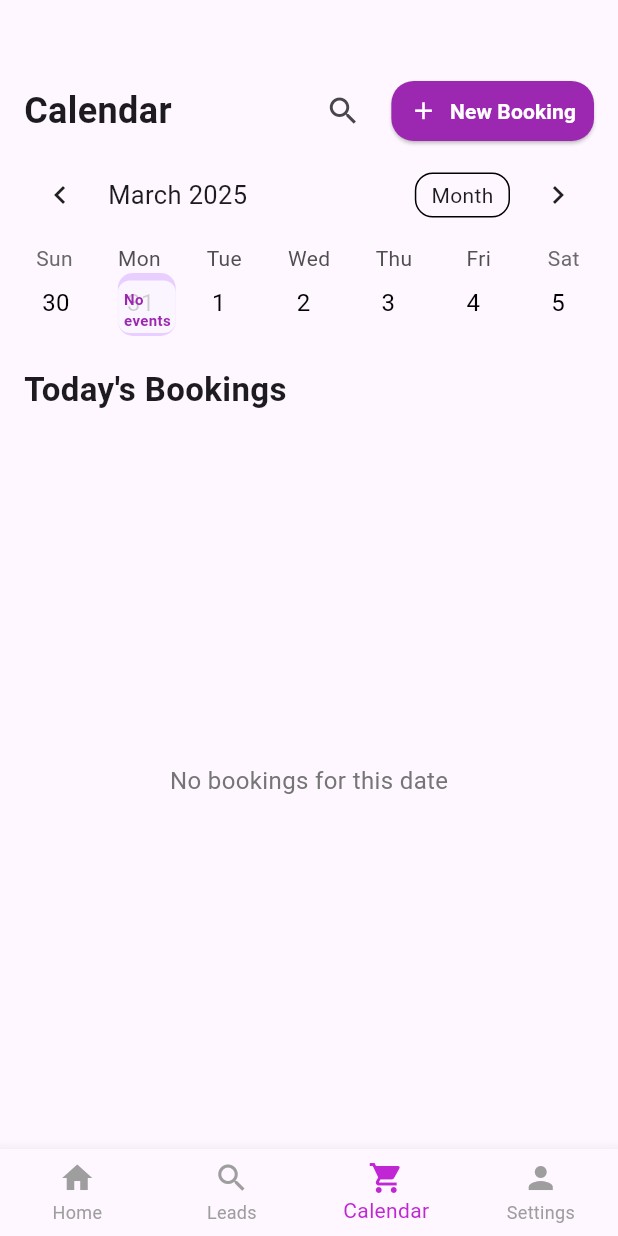
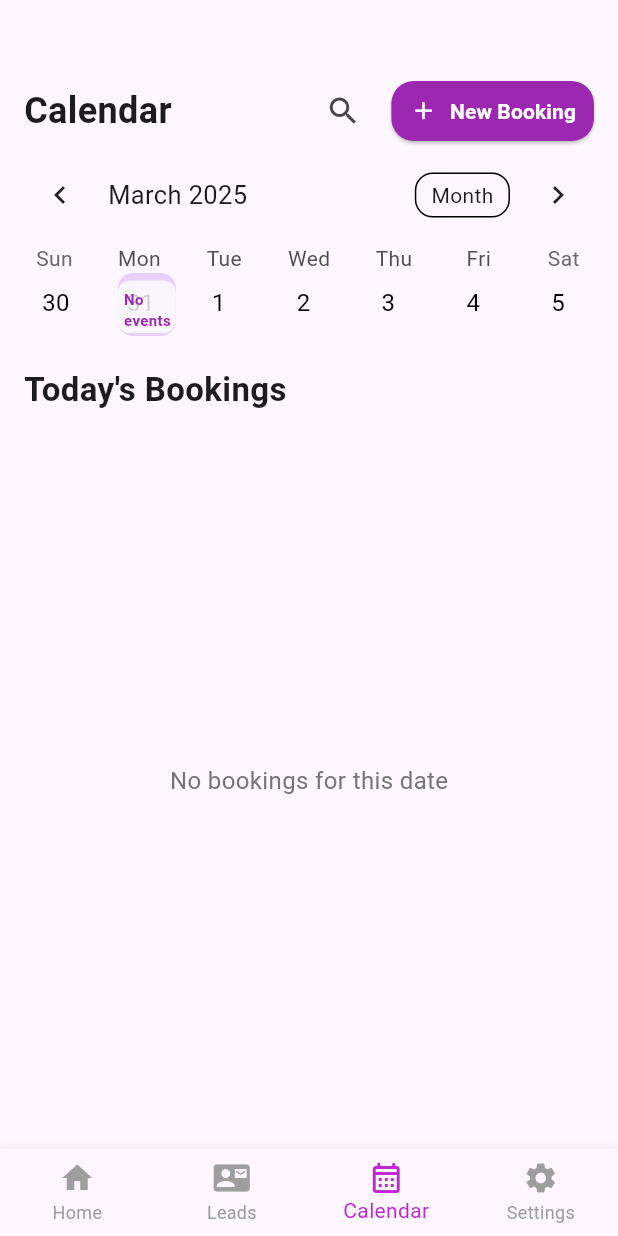
Before and after one commit to Chinmayverma1602/1glam, a Flutter app: the CalenderPage screen opened by its route, on a phone screen of 412 x 824 dp. Run offline on Flutter 3.47's test engine with Material 3 defaults, Android fonts, the light colour scheme and no system bars; drawn by our look-alikes of table_calendar; our stand-ins replace cloud_firestore, dropdown_textfield, firebase_auth, firebase_core, flutter_svg, font_awesome_flutter and 10 more; missing offline and left inert: flutter_facebook_auth, switcher_button; accounts and stored records are empty; project files that could hold a hidden picture were left out.

Commit message:
icons changed

```diff
--- a/lib/screens/ConfirmBooking.dart
+++ b/lib/screens/ConfirmBooking.dart
@@ -7,7 +7,7 @@ class BookingConfirmationScreen extends StatelessWidget {
       backgroundColor: Color.fromARGB(255, 248, 248, 250),
       appBar: AppBar(
         title: Text(
-          "1Glam",
+          "1glam",
           style: TextStyle(
             fontSize: 20,
             fontWeight: FontWeight.bold,
--- a/lib/widgets/BottomNavBar.dart
+++ b/lib/widgets/BottomNavBar.dart
@@ -26,15 +26,15 @@ class BottomNavBar extends StatelessWidget {
           label: 'Home',
         ),
         BottomNavigationBarItem(
-          icon: Icon(Icons.search),
+          icon: Icon(Icons.contact_mail),
           label: 'Leads',
         ),
         BottomNavigationBarItem(
-          icon: Icon(Icons.shopping_cart),
+          icon: Icon(Icons.calendar_month_outlined),
           label: 'Calendar',
         ),
         BottomNavigationBarItem(
-          icon: Icon(Icons.person),
+          icon: Icon(Icons.settings),
           label: 'Settings',
         ),
       ],
```
Also changed, not shown: lib/main.dart (+4 -3 lines), 4 other files.
